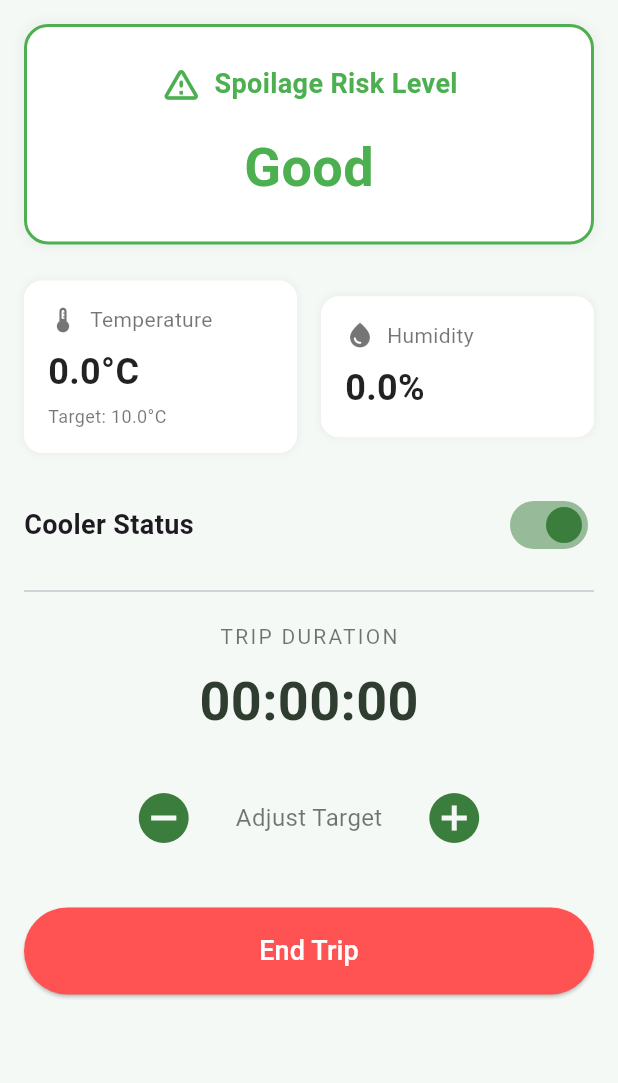
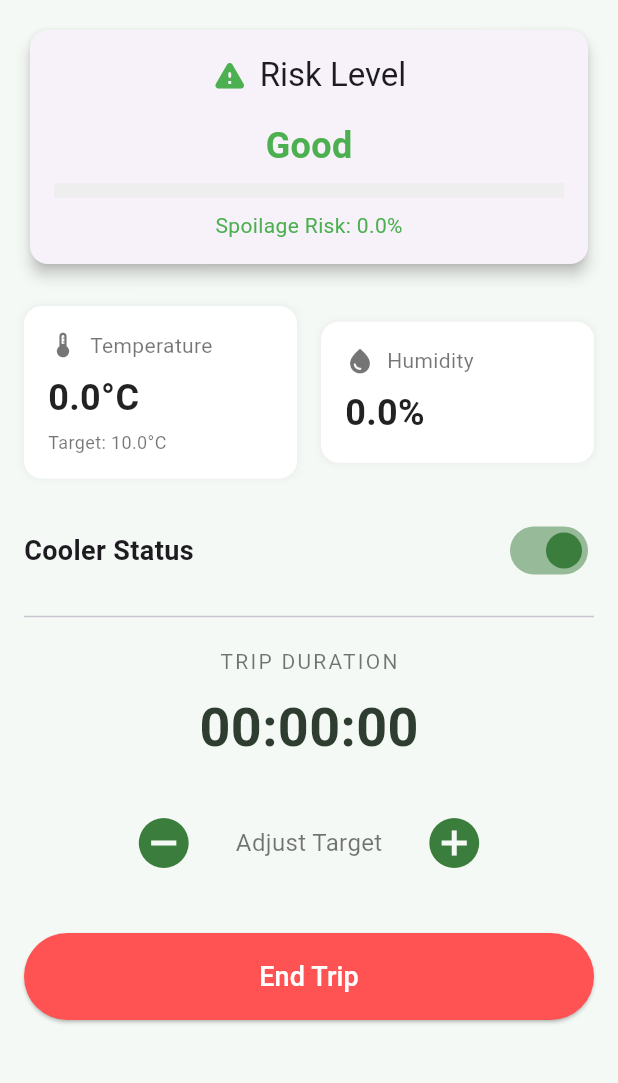
Before and after one commit to karlsxo/Dal.ani, a Flutter app: the screen it shows after launch, after a tap on "Get Started", after a tap on "Tomato/ Kamatis", after a tap on "Start Trip", on a phone screen of 412 x 824 dp, the part 84-1167 px from its top. Run offline on Flutter 3.47's test engine with Material 3 defaults, Android fonts, the phone set to English and light mode, and no system bars; our stand-ins replace firebase_core, firebase_database; accounts and stored records are empty.

Commit message:
Spoilage Risk and Rate Detection!

```diff
--- /dev/null
+++ b/lib/constants/produce_data.dart
@@ -0,0 +1,76 @@
+import '../models/produce.dart';
+
+class ProduceData {
+  static const Map<String, Produce> produces = {
+    'bok_choy': Produce(
+      name: 'Bok Choy (Pechay)',
+      minTemp: 0,
+      maxTemp: 4,
+      optimalHumidity: 95,
+      maxSpoilageIndex: 100,
+    ),
+    'cabbage': Produce(
+      name: 'Cabbage',
+      minTemp: 0,
+      maxTemp: 2,
+      optimalHumidity: 95,
+      maxSpoilageIndex: 100,
+    ),
+    'lettuce': Produce(
+      name: 'Lettuce',
+      minTemp: 0,
+      maxTemp: 2,
+      optimalHumidity: 95,
+      maxSpoilageIndex: 100,
+    ),
+    'strawberries': Produce(
+      name: 'Strawberries',
+      minTemp: 0,
+      maxTemp: 2,
+      optimalHumidity: 90,
+      maxSpoilageIndex: 100,
+    ),
+    'tomatoes': Produce(
+      name: 'Tomatoes',
+      minTemp: 7,
+      maxTemp: 10,
+      optimalHumidity: 85,
+      maxSpoilageIndex: 100,
+    ),
+    'pineapples': Produce(
+      name: 'Pineapples',
+      minTemp: 7,
+      maxTemp: 12,
+      optimalHumidity: 85,
+      maxSpoilageIndex: 100,
+    ),
+    'eggplant': Produce(
+      name: 'Eggplant',
+      minTemp: 10,
+      maxTemp: 12,
+      optimalHumidity: 90,
+      maxSpoilageIndex: 100,
+    ),
+    'mangoes': Produce(
+      name: 'Mangoes',
+      minTemp: 10,
+      maxTemp: 12,
+      optimalHumidity: 85,
+      maxSpoilageIndex: 100,
+    ),
+    'bananas': Produce(
+      name: 'Bananas',
+      minTemp: 12,
+      maxTemp: 13,
+      optimalHumidity: 90,
+      maxSpoilageIndex: 100,
+    ),
+    'sweet_potatoes': Produce(
+      name: 'Sweet Potatoes (Kamote)',
+      minTemp: 12,
+      maxTemp: 16,
+      optimalHumidity: 85,
+      maxSpoilageIndex: 100,
+    ),
+  };
+}
--- /dev/null
+++ b/lib/models/produce.dart
@@ -0,0 +1,39 @@
+class Produce {
+  final String name;
+  final double minTemp;
+  final double maxTemp;
+  final double optimalTemp;
+  final double optimalHumidity;
+  final double maxSpoilageIndex;
+
+  const Produce({
+    required this.name,
+    required this.minTemp,
+    required this.maxTemp,
+    required this.optimalHumidity,
+    required this.maxSpoilageIndex,
+  }) : optimalTemp = (minTemp + maxTemp) / 2;
+
+  double calculateSpoilageRate(double currentTemp, double currentHumidity) {
+    double tempFactor = _calculateTemperatureFactor(currentTemp);
+    double humidityFactor = _calculateHumidityFactor(currentHumidity);
+    return (tempFactor * 0.7 + humidityFactor * 0.3);
+  }
+
+  double _calculateTemperatureFactor(double temp) {
+    if (temp < minTemp) {
+      double deviation = minTemp - temp;
+      return (deviation / minTemp) * 0.7;
+    } else if (temp > maxTemp) {
+      double deviation = temp - maxTemp;
+      return (deviation / maxTemp) * 1.5;
+    } else {
+      return ((temp - optimalTemp).abs() / (maxTemp - minTemp)) * 0.3;
+    }
+  }
+
+  double _calculateHumidityFactor(double humidity) {
+    double deviation = (humidity - optimalHumidity).abs();
+    return (deviation / optimalHumidity) * (humidity > optimalHumidity ? 1.2 : 0.8);
+  }
+}
--- a/lib/screens/dashboard_screen.dart
+++ b/lib/screens/dashboard_screen.dart
@@ -1,12 +1,13 @@
 import 'dart:async';
 import 'dart:math';
-
 import 'package:firebase_database/firebase_database.dart';
 import 'package:flutter/material.dart';
-
+import '../models/produce.dart';  // Add this import
 import '../services/rtdb_service.dart';
+import '../services/spoilage_tracker_service.dart';
+import '../constants/produce_data.dart';
 import '../theme/colors.dart';
-import 'select_produce_screen.dart'; // Import the SelectProduceScreen
+import 'select_produce_screen.dart';
 import 'trip_summary_screen.dart';
 
 class DashboardScreen extends StatefulWidget {
@@ -29,12 +30,14 @@ class _DashboardScreenState extends State<DashboardScreen> {
   late double _targetTemperature;
   double _currentTemperature = 0.0;
   double _currentHumidity = 0.0;
+  double _spoilagePercentage = 0;
   String _riskLevel = "Good";
   Color _riskColor = AppColors.goodRisk;
   bool _isLoading = true;
 
   // Firebase and simulation related variables
   final RTDBService _rtdbService = RTDBService();
+  final SpoilageTrackerService _spoilageTracker = SpoilageTrackerService();
   StreamSubscription<DatabaseEvent>? _readingsSubscription;
   Timer? _dataSimulatorTimer;
   bool _useSimulation = false; // Flag to determine data source
@@ -86,47 +89,57 @@ class _DashboardScreenState extends State<DashboardScreen> {
 
   // Method to listen for the latest sensor data from Firebase
   void _listenForSensorReadings() {
-    _readingsSubscription = _rtdbService.getSensorReadings().listen((event) {
+    _readingsSubscription = _rtdbService.getSensorReadings().listen(
+      (event) {
         if (!mounted) return;
 
         try {
           final dataSnapshot = event.snapshot.value;
           if (dataSnapshot == null) {
+            print('No data available in snapshot');
             setState(() => _isLoading = false);
             return;
           }
 
           if (dataSnapshot is Map) {
             final latestReading = dataSnapshot.values.last;
+            print('Latest reading: $latestReading');
+
             if (latestReading is Map) {
+              final temp = double.parse(latestReading['temperature'].toString());
+              final humidity = double.parse(latestReading['humidity'].toString());
+
+              // Get the Produce object using the selected type
+              final Produce? produce = ProduceData.produces[widget.selectedProduce?['type']];
+              if (produce != null) {
+                _spoilageTracker.addReading(
+                  temp,
+                  humidity,
+                  DateTime.now(),
+                  produce  // Pass the strongly typed Produce object
+                );
+
                 setState(() {
-              _currentTemperature = double.parse(latestReading['temperature'].toString());
-              _currentHumidity = double.parse(latestReading['humidity'].toString());
-              _updateRiskLevel();
+                  _currentTemperature = temp;
+                  _currentHumidity = humidity;
+                  _spoilagePercentage = _spoilageTracker.getSpoilagePercentage(produce);
                   _isLoading = false;
                 });
+
+                _updateRiskLevel();
+              }
             }
           }
         } catch (e) {
-        if (!mounted) return;
-        ScaffoldMessenger.of(context).showSnackBar(
-          SnackBar(
-            content: Text('Error processing sensor data: $e'),
-            backgroundColor: Colors.red,
-          ),
-        );
+          print('Error processing data: $e');
           setState(() => _isLoading = false);
         }
-    }, onError: (error) {
-      if (!mounted) return;
-      ScaffoldMessenger.of(context).showSnackBar(
-        SnackBar(
-          content: Text('Error fetching sensor data: $error'),
-          backgroundColor: Colors.red,
-        ),
+      },
+      onError: (error) {
+        print('Stream error: $error');
+        setState(() => _isLoading = false);
+      },
     );
-      setState(() => _isLoading = false);
-    });
   }
 
   // This timer is just for the trip duration
@@ -151,48 +164,44 @@ class _DashboardScreenState extends State<DashboardScreen> {
   }
 
   void _updateRiskLevel() {
-    final difference = (_currentTemperature - _targetTemperature).abs();
-    if (difference > 2.0) {
+    if (_spoilagePercentage >= 75) {
+      setState(() {
+        _riskLevel = "Critical Risk";
+        _riskColor = Colors.red;
+      });
+    } else if (_spoilagePercentage >= 50) {
+      setState(() {
         _riskLevel = "High Risk";
-      _riskColor = AppColors.highRisk;
-    } else if (difference > 1.0) {
+        _riskColor = Colors.orange;
+      });
+    } else if (_spoilagePercentage >= 25) {
+      setState(() {
+        _riskLevel = "Medium Risk";
+        _riskColor = Colors.yellow;
+      });
+    } else {
+      setState(() {
         _riskLevel = "Low Risk";
-      _riskColor = AppColors.lowRisk;
-    } else {
-      _riskLevel = "Good";
-      _riskColor = AppColors.goodRisk;
+        _riskColor = Colors.green;
+      });
     }
   }
 
   Widget _buildRiskCard() {
-    return Container(
-      padding: const EdgeInsets.all(24.0),
-      decoration: BoxDecoration(
-        color: AppColors.cardBackground,
-        borderRadius: BorderRadius.circular(16.0),
-        border: Border.all(color: _riskColor, width: 2.0),
-        boxShadow: [
-          BoxShadow(
-            color: Colors.grey.withOpacity(0.1),
-            spreadRadius: 2,
-            blurRadius: 5,
-          )
-        ],
-      ),
+    return Card(
+      elevation: 4,
+      child: Container(
+        padding: const EdgeInsets.all(16.0),
         child: Column(
           children: [
             Row(
               mainAxisAlignment: MainAxisAlignment.center,
               children: [
-              Icon(Icons.warning_amber_rounded, color: _riskColor, size: 28),
+                Icon(Icons.warning_rounded, color: _riskColor),
                 const SizedBox(width: 8),
                 Text(
-                'Spoilage Risk Level',
-                style: TextStyle(
-                  fontSize: 18,
-                  fontWeight: FontWeight.bold,
-                  color: _riskColor
-                ),
+                  'Risk Level',
+                  style: Theme.of(context).textTheme.titleLarge,
                 ),
               ],
             ),
@@ -200,12 +209,25 @@ class _DashboardScreenState extends State<DashboardScreen> {
             Text(
               _riskLevel,
               style: TextStyle(
-              fontSize: 36,
+                fontSize: 24,
                 fontWeight: FontWeight.bold,
-              color: _riskColor
+                color: _riskColor,
               ),
             ),
+            const SizedBox(height: 8),
+            LinearProgressIndicator(
+              value: _spoilagePercentage / 100,
+              backgroundColor: Colors.grey[200],
+              valueColor: AlwaysStoppedAnimation<Color>(_riskColor),
+              minHeight: 10,
+            ),
+            const SizedBox(height: 8),
+            Text(
+              'Spoilage Risk: ${_spoilagePercentage.toStringAsFixed(1)}%',
+              style: TextStyle(color: _riskColor),
+            ),
           ],
+        ),
       ),
     );
   }
--- a/lib/services/rtdb_service.dart
+++ b/lib/services/rtdb_service.dart
@@ -5,23 +5,24 @@ class RTDBService {
 
   Stream<DatabaseEvent> getSensorReadings() {
     try {
-      // Add debug print
-      print('Attempting to fetch sensor data from Firebase...');
-
       return _database
           .child('readings')
-          .orderByKey()
+          .orderByChild('timestamp')
           .limitToLast(1)
           .onValue;
     } catch (e) {
-      print('Error in RTDBService: $e');
       throw Exception('Failed to get sensor readings: $e');
     }
   }
 
   Future<void> saveTripData(Map<String, dynamic> tripData) async {
     try {
-      await _database.child('trips').push().set(tripData);
+      final tripRef = _database.child('trips').push();
+      await tripRef.set({
+        ...tripData,
+        'id': tripRef.key,
+        'timestamp': ServerValue.timestamp,
+      });
     } catch (e) {
       throw Exception('Failed to save trip data: $e');
     }
--- /dev/null
+++ b/lib/services/spoilage_tracker_service.dart
@@ -0,0 +1,58 @@
+import '../models/produce.dart';
+
+class SpoilageReading {
+  final double temperature;
+  final double humidity;
+  final DateTime timestamp;
+  final double spoilageIndex;
+
+  SpoilageReading({
+    required this.temperature,
+    required this.humidity,
+    required this.timestamp,
+    required this.spoilageIndex,
+  });
+}
+
+class SpoilageTrackerService {
+  final List<SpoilageReading> _readings = [];
+  double _currentSpoilageIndex = 0;
+  DateTime? _lastReadingTime;
+
+  double get currentSpoilageIndex => _currentSpoilageIndex;
+  List<SpoilageReading> get readings => List.unmodifiable(_readings);
+
+  void addReading(
+    double temperature,
+    double humidity,
+    DateTime timestamp,
+    Produce produce,
+  ) {
+    final timeDiff = _lastReadingTime != null
+        ? timestamp.difference(_lastReadingTime!).inMinutes
+        : 0;
+
+    final baseRate = produce.calculateSpoilageRate(temperature, humidity);
+    final spoilageIncrement = baseRate * (timeDiff / 60);
+    _currentSpoilageIndex += spoilageIncrement;
+
+    _readings.add(SpoilageReading(
+      temperature: temperature,
+      humidity: humidity,
+      timestamp: timestamp,
+      spoilageIndex: _currentSpoilageIndex,
+    ));
+
+    _lastReadingTime = timestamp;
+  }
+
+  double getSpoilagePercentage(Produce produce) {
+    return (_currentSpoilageIndex / produce.maxSpoilageIndex) * 100;
+  }
+
+  void reset() {
+    _readings.clear();
+    _currentSpoilageIndex = 0;
+    _lastReadingTime = null;
+  }
+}
```
Lines whose indentation alone changed are shown as unchanged.
